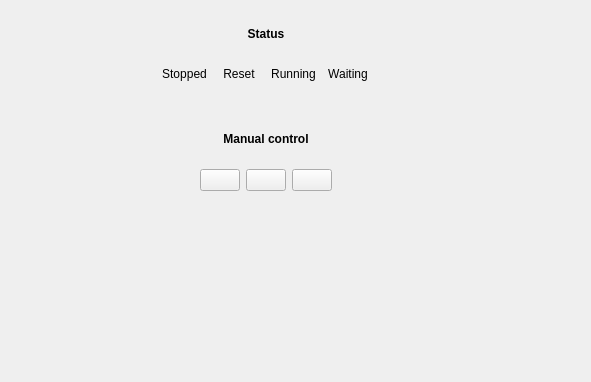
Qt form user_devices/NarwhalDevicesPulseGenerator/narwhaldevicespulsegenerator.ui (Narwhal-Devices/userlib) before a commit.
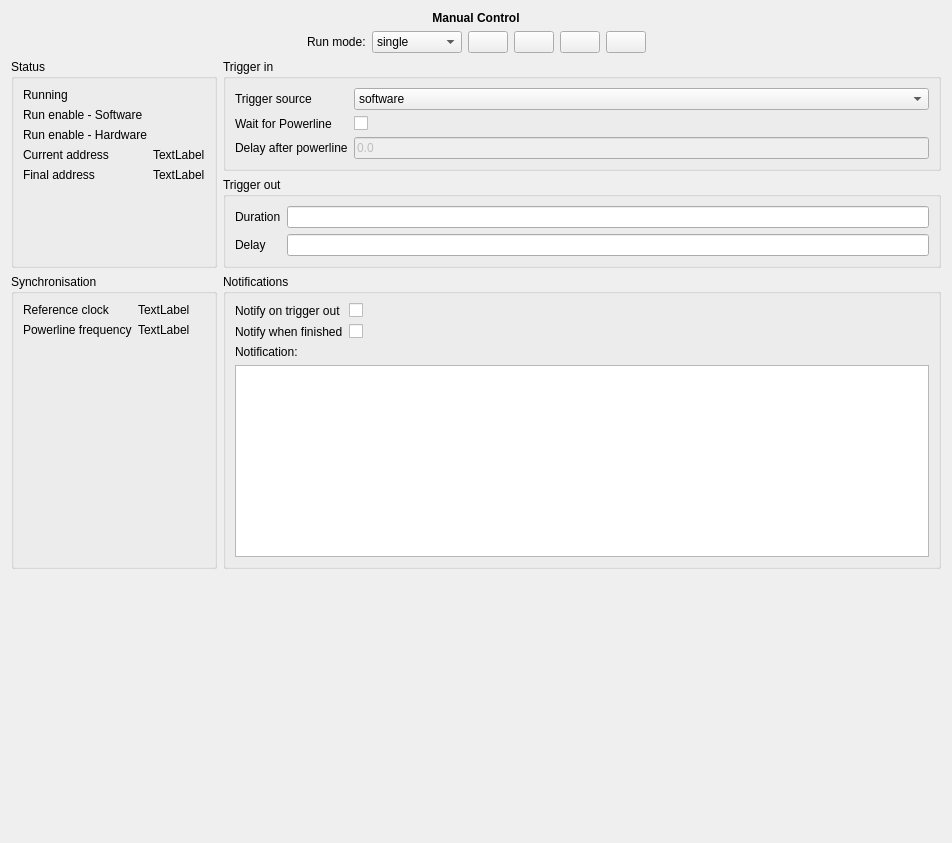
The same form after that commit.

Patch:
```diff
--- a/user_devices/NarwhalDevicesPulseGenerator/narwhaldevicespulsegenerator.ui
+++ b/user_devices/NarwhalDevicesPulseGenerator/narwhaldevicespulsegenerator.ui
@@ -6,8 +6,8 @@
    <rect>
     <x>0</x>
     <y>0</y>
-    <width>591</width>
-    <height>382</height>
+    <width>952</width>
+    <height>843</height>
    </rect>
   </property>
   <property name="windowTitle">
@@ -15,206 +15,102 @@
   </property>
   <layout class="QVBoxLayout" name="verticalLayout_3">
    <item>
-    <layout class="QHBoxLayout" name="horizontalLayout_2">
+    <layout class="QVBoxLayout" name="verticalLayout_5">
      <item>
-      <spacer name="horizontalSpacer">
-       <property name="orientation">
-        <enum>Qt::Horizontal</enum>
+      <widget class="QLabel" name="label">
+       <property name="font">
+        <font>
+         <weight>75</weight>
+         <bold>true</bold>
+        </font>
        </property>
-       <property name="sizeHint" stdset="0">
-        <size>
-         <width>40</width>
-         <height>20</height>
-        </size>
+       <property name="frameShape">
+        <enum>QFrame::NoFrame</enum>
        </property>
-      </spacer>
+       <property name="text">
+        <string>Manual Control</string>
+       </property>
+       <property name="alignment">
+        <set>Qt::AlignCenter</set>
+       </property>
+      </widget>
      </item>
      <item>
-      <layout class="QVBoxLayout" name="verticalLayout_4">
+      <layout class="QHBoxLayout" name="horizontalLayout">
        <item>
-        <widget class="QLabel" name="label_3">
-         <property name="text">
-          <string>&lt;html&gt;&lt;head/&gt;&lt;body&gt;&lt;p&gt;&lt;span style=&quot; font-weight:600;&quot;&gt;Status&lt;/span&gt;&lt;/p&gt;&lt;/body&gt;&lt;/html&gt;</string>
+        <spacer name="horizontalSpacer_2">
+         <property name="orientation">
+          <enum>Qt::Horizontal</enum>
          </property>
-         <property name="alignment">
-          <set>Qt::AlignCenter</set>
+         <property name="sizeHint" stdset="0">
+          <size>
+           <width>40</width>
+           <height>20</height>
+          </size>
          </property>
+        </spacer>
+       </item>
+       <item>
+        <widget class="QLabel" name="label_21">
+         <property name="text">
+          <string>Run mode:</string>
+         </property>
         </widget>
        </item>
        <item>
-        <layout class="QGridLayout" name="gridLayout">
-         <item row="0" column="0">
-          <widget class="QLabel" name="label">
-           <property name="text">
-            <string>Stopped</string>
-           </property>
-           <property name="alignment">
-            <set>Qt::AlignCenter</set>
-           </property>
-          </widget>
+        <widget class="QComboBox" name="combo_runmode">
+         <item>
+          <property name="text">
+           <string>single</string>
+          </property>
          </item>
-         <item row="0" column="1">
-          <widget class="QLabel" name="label_2">
-           <property name="text">
-            <string>Reset</string>
-           </property>
-           <property name="alignment">
-            <set>Qt::AlignCenter</set>
-           </property>
-          </widget>
+         <item>
+          <property name="text">
+           <string>continuous</string>
+          </property>
          </item>
-         <item row="0" column="2">
-          <widget class="QLabel" name="label_4">
-           <property name="text">
-            <string>Running</string>
-           </property>
-           <property name="alignment">
-            <set>Qt::AlignCenter</set>
-           </property>
-          </widget>
-         </item>
-         <item row="1" column="0">
-          <widget class="QLabel" name="stopped_label">
-           <property name="text">
-            <string/>
-           </property>
-           <property name="alignment">
-            <set>Qt::AlignCenter</set>
-           </property>
-          </widget>
-         </item>
-         <item row="1" column="1">
-          <widget class="QLabel" name="reset_label">
-           <property name="text">
-            <string/>
-           </property>
-           <property name="alignment">
-            <set>Qt::AlignCenter</set>
-           </property>
-          </widget>
-         </item>
-         <item row="1" column="2">
-          <widget class="QLabel" name="running_label">
-           <property name="text">
-            <string/>
-           </property>
-           <property name="alignment">
-            <set>Qt::AlignCenter</set>
-           </property>
-          </widget>
-         </item>
-         <item row="1" column="3">
-          <widget class="QLabel" name="waiting_label">
-           <property name="text">
-            <string/>
-           </property>
-           <property name="alignment">
-            <set>Qt::AlignCenter</set>
-           </property>
-          </widget>
-         </item>
-         <item row="0" column="3">
-          <widget class="QLabel" name="label_5">
-           <property name="text">
-            <string>Waiting</string>
-           </property>
-           <property name="alignment">
-            <set>Qt::AlignCenter</set>
-           </property>
-          </widget>
-         </item>
-        </layout>
+        </widget>
        </item>
        <item>
-        <widget class="QLabel" name="label_6">
+        <widget class="QPushButton" name="button_start">
          <property name="text">
-          <string>&lt;html&gt;&lt;head/&gt;&lt;body&gt;&lt;p&gt;&lt;span style=&quot; font-weight:600;&quot;&gt;Manual control&lt;/span&gt;&lt;/p&gt;&lt;/body&gt;&lt;/html&gt;</string>
+          <string/>
          </property>
-         <property name="alignment">
-          <set>Qt::AlignCenter</set>
+        </widget>
+       </item>
+       <item>
+        <widget class="QPushButton" name="button_pause">
+         <property name="text">
+          <string/>
          </property>
+         <property name="checkable">
+          <bool>true</bool>
+         </property>
         </widget>
        </item>
        <item>
-        <layout class="QHBoxLayout" name="horizontalLayout">
-         <item>
-          <spacer name="horizontalSpacer_4">
-           <property name="orientation">
-            <enum>Qt::Horizontal</enum>
-           </property>
-           <property name="sizeHint" stdset="0">
-            <size>
-             <width>40</width>
-             <height>20</height>
-            </size>
-           </property>
-          </spacer>
-         </item>
-         <item>
-          <widget class="QPushButton" name="start_button">
-           <property name="text">
-            <string/>
-           </property>
-          </widget>
-         </item>
-         <item>
-          <widget class="QPushButton" name="stop_button">
-           <property name="text">
-            <string/>
-           </property>
-          </widget>
-         </item>
-         <item>
-          <widget class="QPushButton" name="reset_button">
-           <property name="text">
-            <string/>
-           </property>
-          </widget>
-         </item>
-         <item>
-          <spacer name="horizontalSpacer_5">
-           <property name="orientation">
-            <enum>Qt::Horizontal</enum>
-           </property>
-           <property name="sizeHint" stdset="0">
-            <size>
-             <width>40</width>
-             <height>20</height>
-            </size>
-           </property>
-          </spacer>
-         </item>
-        </layout>
+        <widget class="QPushButton" name="button_stop">
+         <property name="text">
+          <string/>
+         </property>
+        </widget>
        </item>
-      </layout>
-     </item>
-     <item>
-      <spacer name="horizontalSpacer_3">
-       <property name="orientation">
-        <enum>Qt::Horizontal</enum>
-       </property>
-       <property name="sizeType">
-        <enum>QSizePolicy::Fixed</enum>
-       </property>
-       <property name="sizeHint" stdset="0">
-        <size>
-         <width>40</width>
-         <height>20</height>
-        </size>
-       </property>
-      </spacer>
-     </item>
-     <item>
-      <layout class="QVBoxLayout" name="verticalLayout">
        <item>
-        <spacer name="verticalSpacer_3">
+        <widget class="QPushButton" name="button_reset">
+         <property name="text">
+          <string/>
+         </property>
+        </widget>
+       </item>
+       <item>
+        <spacer name="horizontalSpacer">
          <property name="orientation">
-          <enum>Qt::Vertical</enum>
+          <enum>Qt::Horizontal</enum>
          </property>
          <property name="sizeHint" stdset="0">
           <size>
-           <width>20</width>
-           <height>40</height>
+           <width>40</width>
+           <height>20</height>
           </size>
          </property>
         </spacer>
@@ -222,33 +118,330 @@
       </layout>
      </item>
      <item>
-      <spacer name="horizontalSpacer_2">
+      <layout class="QGridLayout" name="gridLayout_3">
+       <item row="2" column="0">
+        <widget class="QGroupBox" name="groupBox">
+         <property name="title">
+          <string>Synchronisation</string>
+         </property>
+         <layout class="QVBoxLayout" name="verticalLayout_8">
+          <item>
+           <layout class="QFormLayout" name="formLayout_5">
+            <item row="0" column="0">
+             <widget class="QLabel" name="label_10">
+              <property name="text">
+               <string>Reference clock</string>
+              </property>
+             </widget>
+            </item>
+            <item row="1" column="0">
+             <widget class="QLabel" name="label_11">
+              <property name="text">
+               <string>Powerline frequency</string>
+              </property>
+             </widget>
+            </item>
+            <item row="1" column="1">
+             <widget class="QLabel" name="label_powerlinefrequency">
+              <property name="text">
+               <string>TextLabel</string>
+              </property>
+             </widget>
+            </item>
+            <item row="0" column="1">
+             <widget class="QLabel" name="label_referenceclock">
+              <property name="text">
+               <string>TextLabel</string>
+              </property>
+             </widget>
+            </item>
+           </layout>
+          </item>
+         </layout>
+        </widget>
+       </item>
+       <item row="2" column="1">
+        <widget class="QGroupBox" name="groupBox_4">
+         <property name="title">
+          <string>Notifications</string>
+         </property>
+         <layout class="QVBoxLayout" name="verticalLayout_7">
+          <item>
+           <layout class="QFormLayout" name="formLayout_4">
+            <item row="0" column="0">
+             <widget class="QLabel" name="label_18">
+              <property name="text">
+               <string>Notify on trigger out</string>
+              </property>
+             </widget>
+            </item>
+            <item row="1" column="0">
+             <widget class="QLabel" name="label_20">
+              <property name="text">
+               <string>Notify when finished</string>
+              </property>
+             </widget>
+            </item>
+            <item row="0" column="1">
+             <widget class="QCheckBox" name="check_notifytrigout">
+              <property name="text">
+               <string/>
+              </property>
+             </widget>
+            </item>
+            <item row="1" column="1">
+             <widget class="QCheckBox" name="check_notifyfinished">
+              <property name="text">
+               <string/>
+              </property>
+             </widget>
+            </item>
+           </layout>
+          </item>
+          <item>
+           <widget class="QLabel" name="label_9">
+            <property name="text">
+             <string>Notification:</string>
+            </property>
+           </widget>
+          </item>
+          <item>
+           <widget class="QTextBrowser" name="text_notifications">
+            <property name="sizePolicy">
+             <sizepolicy hsizetype="Expanding" vsizetype="Expanding">
+              <horstretch>0</horstretch>
+              <verstretch>0</verstretch>
+             </sizepolicy>
+            </property>
+           </widget>
+          </item>
+         </layout>
+        </widget>
+       </item>
+       <item row="0" column="1">
+        <widget class="QGroupBox" name="groupBox_3">
+         <property name="title">
+          <string>Trigger in</string>
+         </property>
+         <layout class="QVBoxLayout" name="verticalLayout_10">
+          <item>
+           <layout class="QFormLayout" name="formLayout_2">
+            <item row="0" column="0">
+             <widget class="QLabel" name="label_14">
+              <property name="text">
+               <string>Trigger source</string>
+              </property>
+             </widget>
+            </item>
+            <item row="1" column="0">
+             <widget class="QLabel" name="label_16">
+              <property name="text">
+               <string>Wait for Powerline</string>
+              </property>
+             </widget>
+            </item>
+            <item row="2" column="0">
+             <widget class="QLabel" name="label_15">
+              <property name="text">
+               <string>Delay after powerline</string>
+              </property>
+             </widget>
+            </item>
+            <item row="0" column="1">
+             <widget class="QComboBox" name="combo_triggersource">
+              <item>
+               <property name="text">
+                <string>software</string>
+               </property>
+              </item>
+              <item>
+               <property name="text">
+                <string>hardware</string>
+               </property>
+              </item>
+              <item>
+               <property name="text">
+                <string>either</string>
+               </property>
+              </item>
+              <item>
+               <property name="text">
+                <string>single_hardware</string>
+               </property>
+              </item>
+             </widget>
+            </item>
+            <item row="1" column="1">
+             <widget class="QCheckBox" name="check_waitforpowerline">
+              <property name="text">
+               <string/>
+              </property>
+             </widget>
+            </item>
+            <item row="2" column="1">
+             <widget class="QLineEdit" name="lineedit_powerlinedelay">
+              <property name="enabled">
+               <bool>false</bool>
+              </property>
+              <property name="text">
+               <string>0.0</string>
+              </property>
+              <property name="readOnly">
+               <bool>false</bool>
+              </property>
+             </widget>
+            </item>
+           </layout>
+          </item>
+         </layout>
+        </widget>
+       </item>
+       <item row="1" column="1">
+        <widget class="QGroupBox" name="groupBox_5">
+         <property name="title">
+          <string>Trigger out</string>
+         </property>
+         <layout class="QVBoxLayout" name="verticalLayout_9">
+          <item>
+           <layout class="QFormLayout" name="formLayout_3">
+            <item row="0" column="0">
+             <widget class="QLabel" name="label_17">
+              <property name="text">
+               <string>Duration</string>
+              </property>
+             </widget>
+            </item>
+            <item row="1" column="0">
+             <widget class="QLabel" name="label_19">
+              <property name="text">
+               <string>Delay</string>
+              </property>
+             </widget>
+            </item>
+            <item row="1" column="1">
+             <widget class="QLineEdit" name="lineedit_triggerdelay"/>
+            </item>
+            <item row="0" column="1">
+             <widget class="QLineEdit" name="lineedit_triggerduration"/>
+            </item>
+           </layout>
+          </item>
+         </layout>
+        </widget>
+       </item>
+       <item row="0" column="0" rowspan="2">
+        <widget class="QGroupBox" name="groupBox_2">
+         <property name="title">
+          <string>Status</string>
+         </property>
+         <layout class="QVBoxLayout" name="verticalLayout_6">
+          <item>
+           <layout class="QFormLayout" name="formLayout">
+            <item row="0" column="0">
+             <widget class="QLabel" name="label_2">
+              <property name="text">
+               <string>Running</string>
+              </property>
+             </widget>
+            </item>
+            <item row="1" column="0">
+             <widget class="QLabel" name="label_3">
+              <property name="text">
+               <string>Run enable - Software</string>
+              </property>
+             </widget>
+            </item>
+            <item row="2" column="0">
+             <widget class="QLabel" name="label_4">
+              <property name="text">
+               <string>Run enable - Hardware</string>
+              </property>
+             </widget>
+            </item>
+            <item row="4" column="0">
+             <widget class="QLabel" name="label_5">
+              <property name="text">
+               <string>Final address</string>
+              </property>
+             </widget>
+            </item>
+            <item row="3" column="0">
+             <widget class="QLabel" name="label_6">
+              <property name="text">
+               <string>Current address</string>
+              </property>
+             </widget>
+            </item>
+            <item row="4" column="1">
+             <widget class="QLabel" name="label_finaladdress">
+              <property name="text">
+               <string>TextLabel</string>
+              </property>
+             </widget>
+            </item>
+            <item row="3" column="1">
+             <widget class="QLabel" name="label_currentaddress">
+              <property name="text">
+               <string>TextLabel</string>
+              </property>
+             </widget>
+            </item>
+            <item row="5" column="1">
+             <spacer name="verticalSpacer_2">
+              <property name="orientation">
+               <enum>Qt::Vertical</enum>
+              </property>
+              <property name="sizeHint" stdset="0">
+               <size>
+                <width>20</width>
+                <height>40</height>
+               </size>
+              </property>
+             </spacer>
+            </item>
+            <item row="0" column="1">
+             <widget class="QLabel" name="label_running">
+              <property name="text">
+               <string/>
+              </property>
+             </widget>
+            </item>
+            <item row="1" column="1">
+             <widget class="QLabel" name="label_enablesoftware">
+              <property name="text">
+               <string/>
+              </property>
+             </widget>
+            </item>
+            <item row="2" column="1">
+             <widget class="QLabel" name="label_enablehardware">
+              <property name="text">
+               <string/>
+              </property>
+             </widget>
+            </item>
+           </layout>
+          </item>
+         </layout>
+        </widget>
+       </item>
+      </layout>
+     </item>
+     <item>
+      <spacer name="verticalSpacer">
        <property name="orientation">
-        <enum>Qt::Horizontal</enum>
+        <enum>Qt::Vertical</enum>
        </property>
        <property name="sizeHint" stdset="0">
         <size>
-         <width>40</width>
-         <height>20</height>
+         <width>20</width>
+         <height>40</height>
         </size>
        </property>
       </spacer>
      </item>
     </layout>
    </item>
-   <item>
-    <spacer name="verticalSpacer">
-     <property name="orientation">
-      <enum>Qt::Vertical</enum>
-     </property>
-     <property name="sizeHint" stdset="0">
-      <size>
-       <width>20</width>
-       <height>176</height>
-      </size>
-     </property>
-    </spacer>
-   </item>
   </layout>
  </widget>
  <resources/>
```
